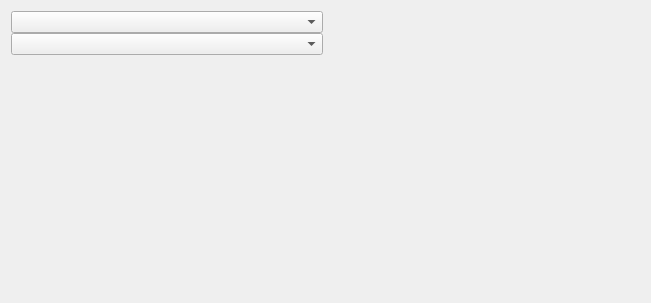
First picture: the form in apps/ui/AlignmentPlot.ui, repository hankedan000/gopro-overlay, before the edit.
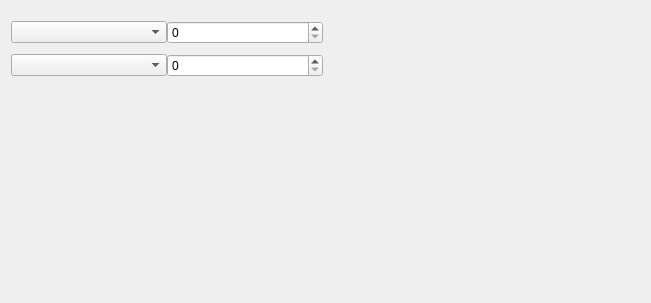
Second picture: the form after the edit. Custom widgets are drawn as their Qt base class.

Commit message: Adds spinboxes to AlignmentPlot

The edit to the form file:
```diff
--- a/apps/ui/AlignmentPlot.ui
+++ b/apps/ui/AlignmentPlot.ui
@@ -33,10 +33,30 @@
        <number>0</number>
       </property>
       <item>
-       <widget class="QComboBox" name="comboBox"/>
+       <layout class="QHBoxLayout" name="horizontalLayout_3">
+        <property name="topMargin">
+         <number>10</number>
+        </property>
+        <item>
+         <widget class="QComboBox" name="comboBox"/>
+        </item>
+        <item>
+         <widget class="QSpinBox" name="aAlignment_SpinBox"/>
+        </item>
+       </layout>
       </item>
       <item>
-       <widget class="QComboBox" name="comboBox_2"/>
+       <layout class="QHBoxLayout" name="horizontalLayout_2">
+        <property name="topMargin">
+         <number>10</number>
+        </property>
+        <item>
+         <widget class="QComboBox" name="comboBox_2"/>
+        </item>
+        <item>
+         <widget class="QSpinBox" name="bAlignment_SpinBox"/>
+        </item>
+       </layout>
       </item>
       <item>
        <spacer name="verticalSpacer">
```
The commit also changes 3 other files.
